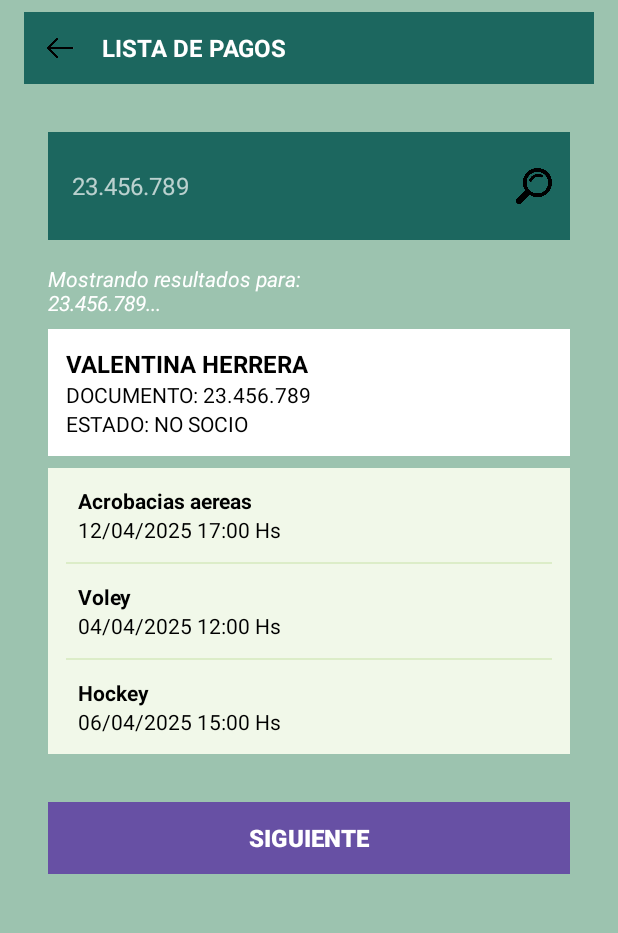
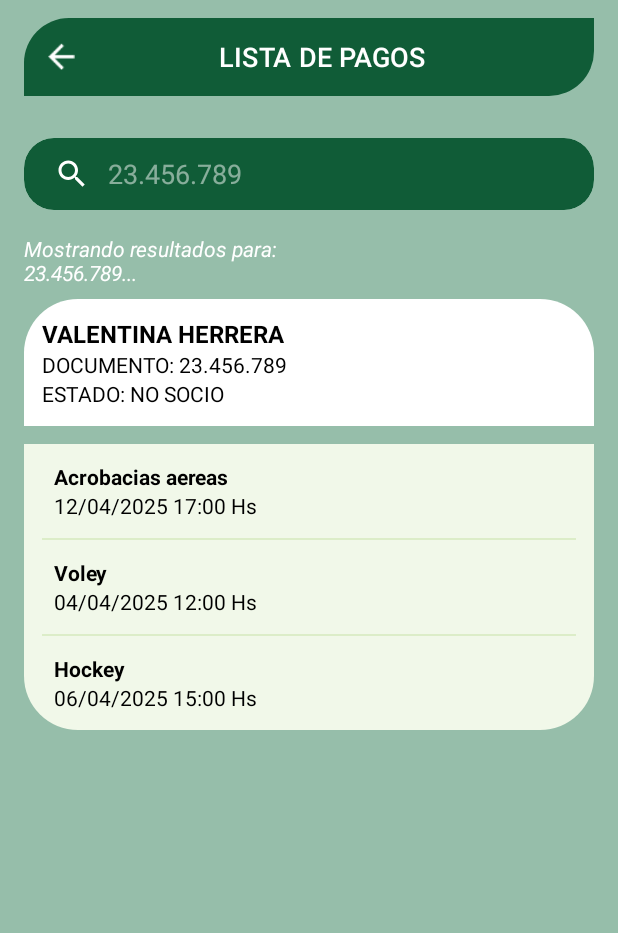
Before and after one commit to ecvivar/proyectoIntegradorDAM, an Android app: the ListaDePagoNoSocioActivity screen opened directly, with no data from a screen before it, on a phone screen of 412 x 824 dp, the part 204-1137 px from its top. Run offline under Robolectric (Android 15) with nearby library versions, the phone set to English and light mode, and no system bars.

Commit message:
FIX: cambio colores y estilo de Lista de pago no socio

```diff
--- a/app/src/main/java/com/example/proyectointegradorfreekoders/ListaDePagoNoSocioActivity.kt
+++ b/app/src/main/java/com/example/proyectointegradorfreekoders/ListaDePagoNoSocioActivity.kt
@@ -1,8 +1,6 @@
 package com.example.proyectointegradorfreekoders
 
-import android.content.Intent
 import android.os.Bundle
-import android.widget.ImageView
 import androidx.appcompat.app.AppCompatActivity
 import com.google.android.material.button.MaterialButton
 
@@ -11,8 +9,8 @@ class ListaDePagoNoSocioActivity : AppCompatActivity() {
         super.onCreate(savedInstanceState)
         setContentView(R.layout.activity_listadepagonosocio)
 
-        val flechahaciaAtras = findViewById<ImageView>(R.id.iv_back)
-        flechahaciaAtras.setOnClickListener {
+        val botonVolver = findViewById<MaterialButton>(R.id.btnVolver)
+        botonVolver.setOnClickListener {
             finish()
         }
 
--- a/app/src/main/res/layout/activity_listadepagonosocio.xml
+++ b/app/src/main/res/layout/activity_listadepagonosocio.xml
@@ -1,89 +1,83 @@
 <?xml version="1.0" encoding="utf-8"?>
-<LinearLayout xmlns:android="http://schemas.android.com/apk/res/android"
-    android:orientation="vertical"
+<androidx.constraintlayout.widget.ConstraintLayout xmlns:android="http://schemas.android.com/apk/res/android"
+    xmlns:app="http://schemas.android.com/apk/res-auto"
+    xmlns:tools="http://schemas.android.com/tools"
     android:layout_width="match_parent"
     android:layout_height="match_parent"
-    android:background="@color/green_fondo"
-    android:padding="16dp">
+    android:background="@color/verde_fondo_app"
+    android:padding="16dp"
+    tools:context=".ListaDePagoNoSocioActivity">
 
-
+    <!-- Logo del Club -->
     <ImageView
         android:id="@+id/iv_logo"
         android:layout_width="120dp"
         android:layout_height="120dp"
-        android:layout_gravity="center_horizontal"
         android:contentDescription="Logo Freekoders"
-        android:src="@drawable/logoclub" />
+        android:src="@drawable/logoclub"
+        app:layout_constraintTop_toTopOf="parent"
+        app:layout_constraintStart_toStartOf="parent"
+        app:layout_constraintEnd_toEndOf="parent" />
 
-    <LinearLayout
+    <!-- botón volver -->
+    <com.google.android.material.button.MaterialButton
+        android:id="@+id/btnVolver"
+        style="@style/Widget.Material3.Button.ElevatedButton.Icon"
+        android:layout_width="0dp"
+        android:layout_height="60dp"
+        android:layout_marginTop="8dp"
+        android:text="LISTA DE PAGOS"
+        android:textColor="@color/white"
+        android:textSize="18sp"
+        app:backgroundTint="@color/verde_boton_app"
+        app:shapeAppearance="@style/ShapeAppearance.App.Button.EsquinasPersonalizadas"
+        app:icon="@drawable/arrow_back"
+        app:iconTint="@color/white"
+        app:layout_constraintEnd_toEndOf="parent"
+        app:layout_constraintStart_toStartOf="parent"
+        app:layout_constraintTop_toBottomOf="@id/iv_logo" />
+
+    <!-- BÚSQUEDA -->
+    <androidx.cardview.widget.CardView
+        android:id="@+id/searchCard"
+        android:layout_width="0dp"
+        android:layout_height="wrap_content"
+        android:layout_marginTop="24dp"
+        app:cardBackgroundColor="@color/verde_boton_app"
+        app:cardCornerRadius="20dp"
+        app:cardElevation="0dp"
+        app:layout_constraintTop_toBottomOf="@id/btnVolver"
+        app:layout_constraintStart_toStartOf="parent"
+        app:layout_constraintEnd_toEndOf="parent">
+
+        <androidx.appcompat.widget.SearchView
+            android:id="@+id/searchView"
             android:layout_width="match_parent"
-        android:layout_height="48dp"
-        android:orientation="horizontal"
-        android:background="@color/green_carteles"
-        android:gravity="center_vertical"
-        android:layout_marginTop="8dp"
-        android:paddingHorizontal="12dp"
-        android:layout_marginBottom="24dp"
-        android:clipToOutline="true">
+            android:layout_height="wrap_content"
+            android:background="@android:color/transparent"
+            android:theme="@style/ThemeOverlay.AppCompat.Dark.ActionBar"
+            app:iconifiedByDefault="false"
+            app:queryHint="23.456.789" />
+    </androidx.cardview.widget.CardView>
 
-        <ImageView
-            android:id="@+id/iv_back"
-            android:layout_width="24dp"
-            android:layout_height="24dp"
-            android:contentDescription="Volver"
-            android:src="@drawable/arrow" />
-
-        <TextView
-            android:id="@+id/tv_title"
-            android:layout_width="wrap_content"
-            android:layout_height="wrap_content"
-            android:text="LISTA DE PAGOS"
-            android:textColor="#FFFFFF"
-            android:textSize="16sp"
-            android:layout_marginStart="16dp"
-            android:textStyle="bold" />
-    </LinearLayout>
+    <ScrollView
+        android:layout_width="0dp"
+        android:layout_height="0dp"
+        android:layout_marginTop="16dp"
+        app:layout_constraintTop_toBottomOf="@id/searchCard"
+        app:layout_constraintBottom_toBottomOf="parent"
+        app:layout_constraintStart_toStartOf="parent"
+        app:layout_constraintEnd_toEndOf="parent">
 
         <LinearLayout
             android:layout_width="match_parent"
             android:layout_height="wrap_content"
-        android:layout_marginStart="16dp"
-        android:layout_marginTop="8dp"
-        android:layout_marginEnd="16dp"
-        android:background="@color/green_carteles"
-        android:gravity="center_vertical"
-        android:orientation="horizontal"
-        android:padding="12dp">
-
-        <EditText
-            android:id="@+id/et_search_document"
-            android:layout_width="0dp"
-            android:layout_height="wrap_content"
-            android:layout_weight="1"
-            android:background="@null"
-            android:hint="23.456.789"
-            android:inputType="number"
-            android:minHeight="48dp"
-            android:paddingStart="4dp"
-            android:textColor="@android:color/white"
-            android:textColorHint="#B3FFFFFF"
-            android:textSize="16sp" />
-
-        <ImageView
-            android:id="@+id/iv_search"
-            android:layout_width="24dp"
-            android:layout_height="24dp"
-            android:src="@drawable/search" />
-    </LinearLayout>
-
+            android:orientation="vertical">
 
             <TextView
                 android:id="@+id/tv_results_label"
                 android:layout_width="match_parent"
                 android:layout_height="wrap_content"
-        android:layout_marginStart="16dp"
-        android:layout_marginTop="16dp"
-        android:layout_marginEnd="16dp"
                 android:text="Mostrando resultados para:\n23.456.789..."
                 android:textColor="@color/white"
                 android:textSize="14sp"
@@ -92,10 +86,8 @@
             <LinearLayout
                 android:layout_width="match_parent"
                 android:layout_height="wrap_content"
-        android:layout_marginStart="16dp"
                 android:layout_marginTop="8dp"
-        android:layout_marginEnd="16dp"
-        android:background="@color/white"
+                android:background="@drawable/bg_rounded_corners_top"
                 android:orientation="vertical"
                 android:padding="12dp">
 
@@ -128,10 +120,8 @@
             <LinearLayout
                 android:layout_width="match_parent"
                 android:layout_height="wrap_content"
-        android:layout_marginStart="16dp"
-        android:layout_marginTop="8dp"
-        android:layout_marginEnd="16dp"
-        android:background="#FFF1F8E9"
+                android:layout_marginTop="12dp"
+                android:background="@drawable/bg_rounded_corners_bottom"
                 android:orientation="vertical">
 
                 <LinearLayout
@@ -140,7 +130,6 @@
                     android:gravity="center_vertical"
                     android:orientation="horizontal"
                     android:padding="12dp">
-
 
                     <LinearLayout
                         android:layout_width="0dp"
@@ -164,8 +153,6 @@
                             android:textColor="@android:color/black"
                             android:textSize="14sp" />
                     </LinearLayout>
-
-
                 </LinearLayout>
 
                 <View
@@ -205,8 +192,6 @@
                             android:textColor="@android:color/black"
                             android:textSize="14sp" />
                     </LinearLayout>
-
-
                 </LinearLayout>
 
                 <View
@@ -222,7 +207,6 @@
                     android:gravity="center_vertical"
                     android:orientation="horizontal"
                     android:padding="12dp">
-
 
                     <LinearLayout
                         android:layout_width="0dp"
@@ -246,24 +230,10 @@
                             android:textColor="@android:color/black"
                             android:textSize="14sp" />
                     </LinearLayout>
-
+                </LinearLayout>
 
             </LinearLayout>
 
         </LinearLayout>
-
-    <Button
-        android:id="@+id/btn_next"
-        android:layout_width="match_parent"
-        android:layout_height="wrap_content"
-        android:layout_marginStart="16dp"
-        android:layout_marginTop="32dp"
-        android:layout_marginEnd="16dp"
-        android:background="@color/green_carteles"
-        android:minHeight="48dp"
-        android:text="SIGUIENTE"
-        android:textColor="@android:color/white"
-        android:textSize="16sp"
-        android:textStyle="bold" />
-
-</LinearLayout>
+    </ScrollView>
+</androidx.constraintlayout.widget.ConstraintLayout>
--- a/app/src/main/res/layout/activity_listadepagosocio.xml
+++ b/app/src/main/res/layout/activity_listadepagosocio.xml
@@ -9,7 +9,7 @@
     android:padding="16dp"
     tools:context=".ListaDePagoSocioActivity">
 
-    <!-- Logo centrado arriba -->
+    <!-- Logo  -->
     <ImageView
         android:id="@+id/logoClubDeportivo"
         android:layout_width="160dp"
```
Lines whose indentation alone changed are shown as unchanged.
